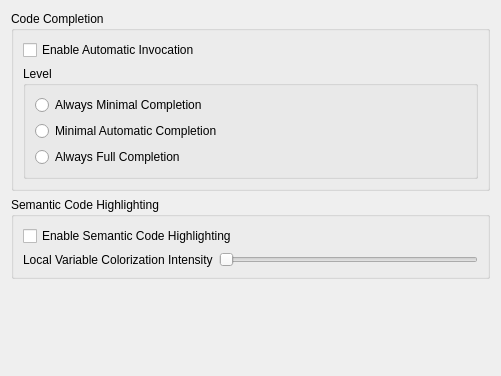
First picture: the form in shell/settings/ccsettings.ui, repository KDE/kdevelop, before the edit.
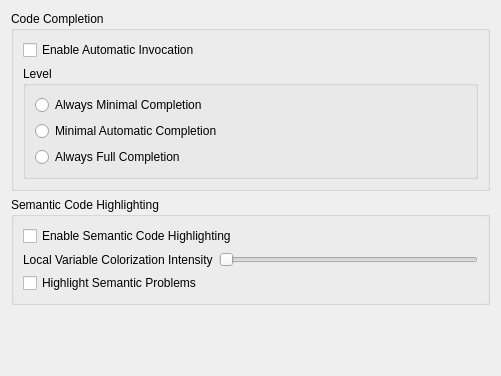
Second picture: the form after the edit.

Commit message: Add an option in the UI to enable/disable highlighting of semantic problems, like for example not found declarations. Support building uses for zero declarations in AbstractUseBuilder. This symbolizes a not found declaration.

Patch:
```diff
--- a/shell/settings/ccsettings.ui
+++ b/shell/settings/ccsettings.ui
@@ -114,6 +114,16 @@
         </item>
        </layout>
       </item>
+      <item row="2" column="0" >
+       <widget class="QCheckBox" name="kcfg_highlightSemanticProblems" >
+        <property name="toolTip" >
+         <string>Highlight semantic problems like not found or not accessible declarations.</string>
+        </property>
+        <property name="text" >
+         <string>Highlight Semantic Problems</string>
+        </property>
+       </widget>
+      </item>
      </layout>
     </widget>
    </item>
```
The commit also changes 5 other files.
